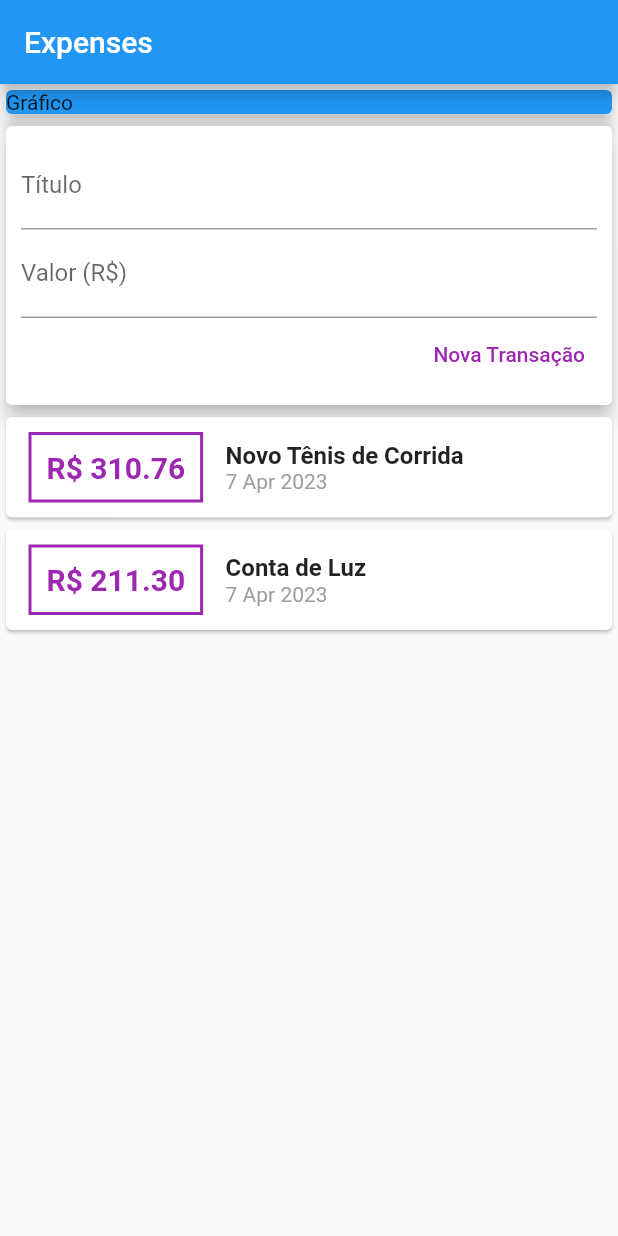
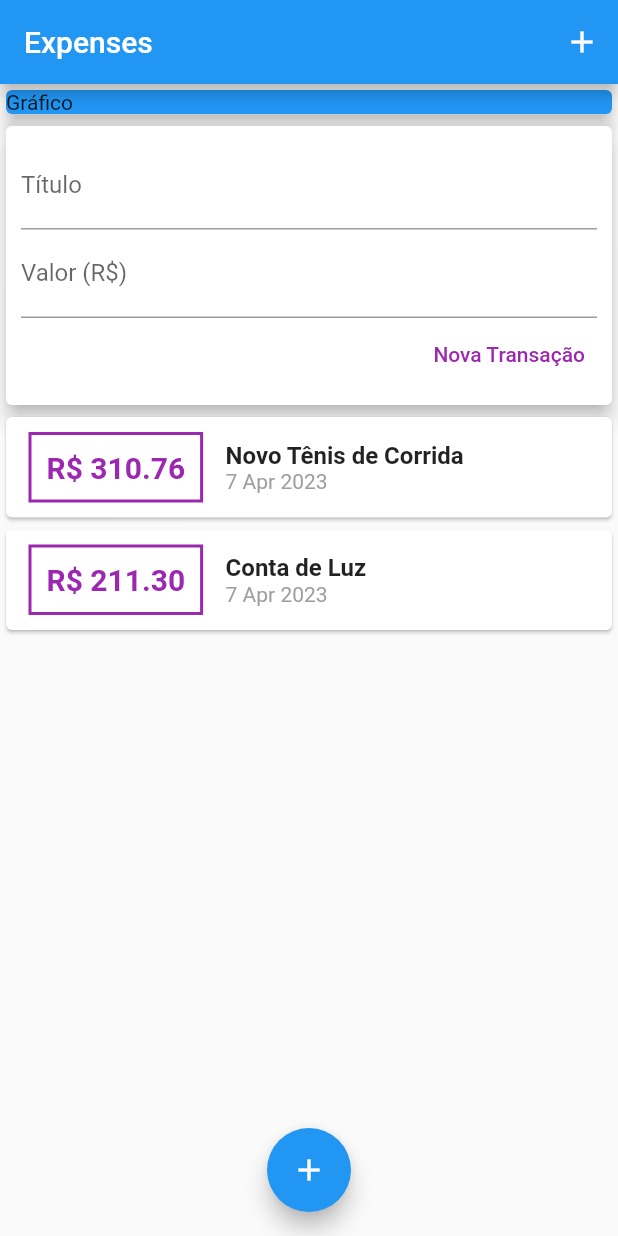
Before and after one commit to CharlesEdu07/ExpensesApp, a Flutter app: the screen it shows after launch, on a phone screen of 412 x 824 dp. Run offline on Flutter 3.47's test engine with Material 2 defaults, Android fonts, the phone set to English and light mode, and no system bars.

Commit message:
Adicionando actionButton

```diff
--- a/lib/main.dart
+++ b/lib/main.dart
@@ -20,6 +20,11 @@ class MyHomePage extends StatelessWidget {
     return Scaffold(
       appBar: AppBar(
         title: Text('Expenses'),
+        actions: [
+          IconButton(
+            onPressed: () {},
+            icon: Icon(Icons.add),
+          ),],
       ),
       body: SingleChildScrollView(
         child: Column(
@@ -36,6 +41,11 @@ class MyHomePage extends StatelessWidget {
           ],
         ),
       ),
+      floatingActionButton: FloatingActionButton(
+        onPressed: () {},
+        child: Icon(Icons.add),
+      ),
+      floatingActionButtonLocation: FloatingActionButtonLocation.centerFloat,
     );
   }
 }
```
